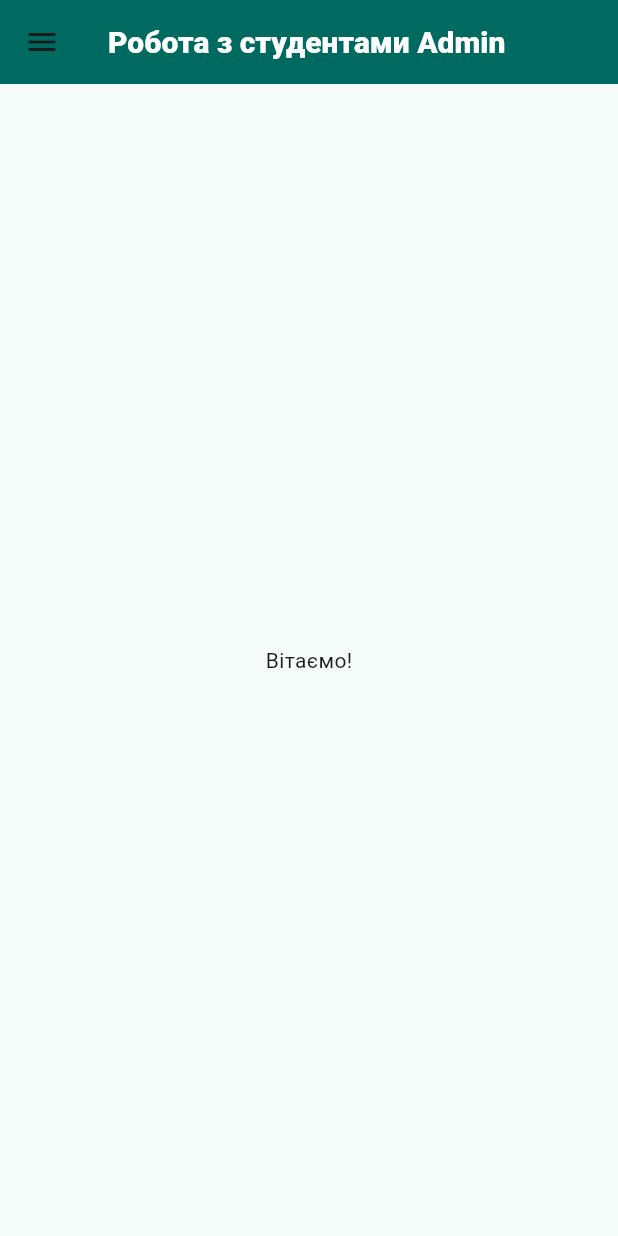
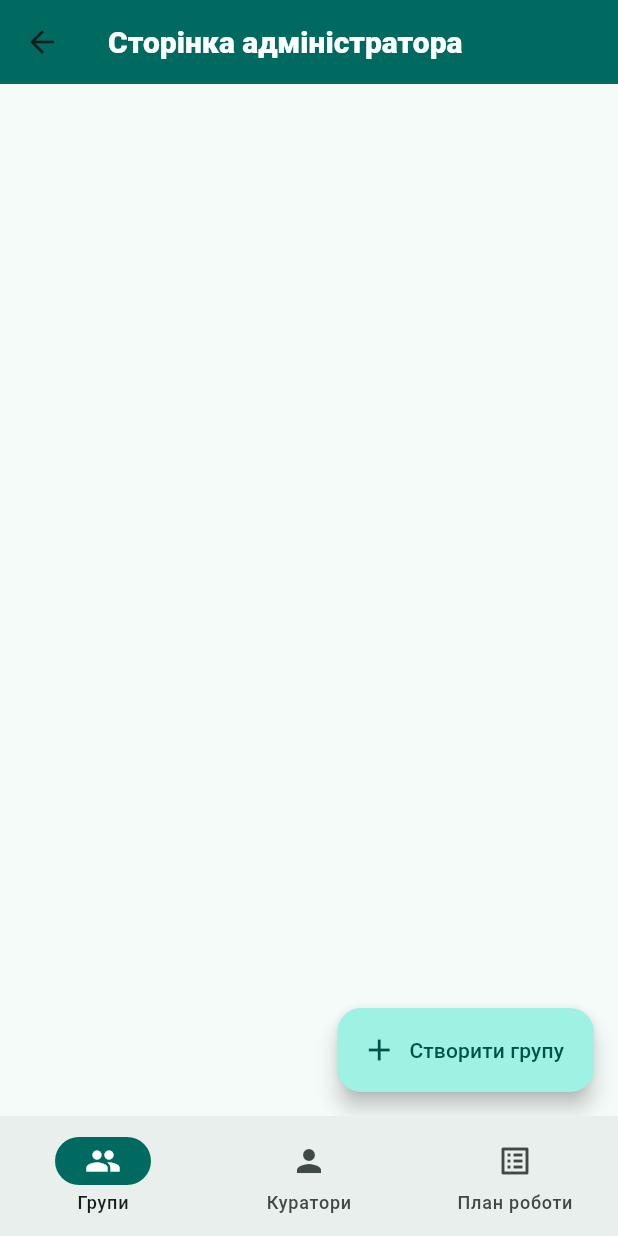
Before and after one commit to aotilm/flutter_curators_journal, a Flutter app: the AdminWorkWithStudents screen opened by its route, on a phone screen of 412 x 824 dp. Run offline on Flutter 3.47's test engine with Material 3 defaults, Android fonts, the phone set to English and light mode, and no system bars; our stand-ins replace accordion; missing offline and left inert: excel, mysql_client.

Commit message:
почав робити адміна

```diff
--- a/lib/MySqlConnection.dart
+++ b/lib/MySqlConnection.dart
@@ -3,8 +3,8 @@ import 'dart:developer';
 import 'package:mysql_client/mysql_client.dart';
 
 class MySqlConnectionHandler {
-  final String _host = "192.168.0.109";
-  // final String _host = "192.168.122.1";
+  // final String _host = "192.168.0.109";
+  final String _host = "192.168.122.1";
   // final String _host = "192.168.1.109";
 
   final int _port = 3306;
--- /dev/null
+++ b/lib/screens/work_with_students/admin_screens/students/students.dart
@@ -0,0 +1,29 @@
+import 'dart:io';
+
+import 'package:flutter/material.dart';
+import 'package:excel/excel.dart';
+// import 'package:file_picker/file_picker.dart';
+
+class Students extends StatefulWidget {
+  const Students({super.key});
+
+  @override
+  State<Students> createState() => _StudentsState();
+}
+
+class _StudentsState extends State<Students> {
+  @override
+  Widget build(BuildContext context) {
+    return Scaffold(
+      floatingActionButton: FloatingActionButton.extended(
+        onPressed: () async {
+          print('hello');
+
+        },
+        label: Text('Створити групу'),
+        icon: Icon(Icons.add),
+
+      ),
+    );
+  }
+}
--- a/lib/screens/work_with_students/admin_work_with_students.dart
+++ b/lib/screens/work_with_students/admin_work_with_students.dart
@@ -1,6 +1,5 @@
 import 'package:flutter/material.dart';
-import 'package:test_journal/screens/work_with_students/admin_screens/create_group.dart';
-
+import 'package:test_journal/screens/work_with_students/admin_screens/students/students.dart';
 
 class AdminWorkWithStudents extends StatefulWidget {
   const AdminWorkWithStudents({super.key});
@@ -10,74 +9,49 @@ class AdminWorkWithStudents extends StatefulWidget {
 }
 
 class _AdminWorkWithStudentsState extends State<AdminWorkWithStudents> {
-  int selectedPage = 0 ;
+  int currentPageIndex = 0;
+
   @override
   Widget build(BuildContext context) {
     return Scaffold(
       appBar: AppBar(
-        title: Text("Робота з студентами Admin"),
+        title: Text("Сторінка адміністратора"),
         backgroundColor: Theme.of(context).colorScheme.primary,
 
       ),
-
-
-      drawer: Drawer(
-        child: ListView(
-          padding: EdgeInsets.zero,
-          children: <Widget>[
-            DrawerHeader(
-                decoration: BoxDecoration(
-                    color: Theme.of(context).colorScheme.primary
-                ),
-                child: Column(
-                  children: [
-                    CircleAvatar(
-                      // backgroundImage: ,
-                      child: Icon(Icons.account_circle, size: 70,),
-                      radius: 40,
-                    ),
-                    SizedBox(height: 10),
-                    Text(
-                      'Призвіще та Імя',
-                      style: TextStyle(
-                          fontSize: 18,
-                          fontWeight: FontWeight.w500,
-                          color: Colors.white
-                      ),
-                    )
-                  ],
-                )
-            ),
-            ListTile(
-              leading: const Icon(Icons.accessibility),
-              title: const Text('Створити групу'),
-              onTap: (){
-                setState(() {
-                  selectedPage = 1;
-                  Navigator.pop(context);
-                });
-              },
-
-            ),
-          ],
-        ),
+      bottomNavigationBar: NavigationBar(
+        onDestinationSelected: (int index) {
+          setState(() {
+            currentPageIndex = index;
+          });
+        },
+        indicatorColor: Theme.of(context).primaryColor,
+        selectedIndex: currentPageIndex,
+        destinations: const <Widget>[
+          NavigationDestination(
+            selectedIcon: Icon(Icons.people, color: Colors.white,),
+            icon: Icon(Icons.people),
+            label: 'Групи',
+          ),
+          NavigationDestination(
+            selectedIcon: Icon(Icons.person, color: Colors.white,),
+            icon: Icon(Icons.person),
+            label: 'Куратори',
+          ),
+          NavigationDestination(
+            selectedIcon: Icon(Icons.list_alt, color: Colors.white,),
+            icon: Icon(Icons.list_alt),
+            label: 'План роботи',
+          ),
+        ],
       ),
 
-      body: Scaffold(
-        body:  _getBodyContent(),
-      ),
+      body: <Widget>[
+        Students(),
+        Text('2'),
+        Text('3'),
+      ][currentPageIndex]
     );
   }
-  Widget _getBodyContent() {
-    switch (selectedPage) {
-      case 1:
-        return CreateGroup();
-      case 2:
-        return Text('Активність');
-      default:
-        return Center(
-            child:  Text("Вітаємо!")
-        );
-    }
-  }
+
 }
--- a/lib/screens/work_with_students/curators_work_with_students.dart
+++ b/lib/screens/work_with_students/curators_work_with_students.dart
@@ -166,8 +166,7 @@ class _CuratorsWorkWithStudentsState extends State<CuratorsWorkWithStudents> {
           ),
         ],
       ),
-      body: Scaffold(
-        body: <Widget>[
+      body:  <Widget>[
         DefaultTabController(
           length: 2,
           child: Column(
@@ -249,8 +248,6 @@ class _CuratorsWorkWithStudentsState extends State<CuratorsWorkWithStudents> {
         ),
         WorkPlan(),
       ][currentPageIndex]
-
-      ),
     );
   }
   Widget _getBodyContent() {
--- a/pubspec.yaml
+++ b/pubspec.yaml
@@ -52,6 +52,8 @@ dev_dependencies:
   http: ^1.2.0
   accordion: ^2.6.0
   date_picker_plus: ^3.0.2
+  excel: ^4.0.6
+#  file_picker: ^8.1.3
 #  mysql1: ^0.20.0
 
 
```
Also changed, not shown: lib/screens/work_with_students/admin_screens/create_group.dart (deleted, +0 -139 lines), pubspec.lock. Lines whose indentation alone changed are shown as unchanged.
